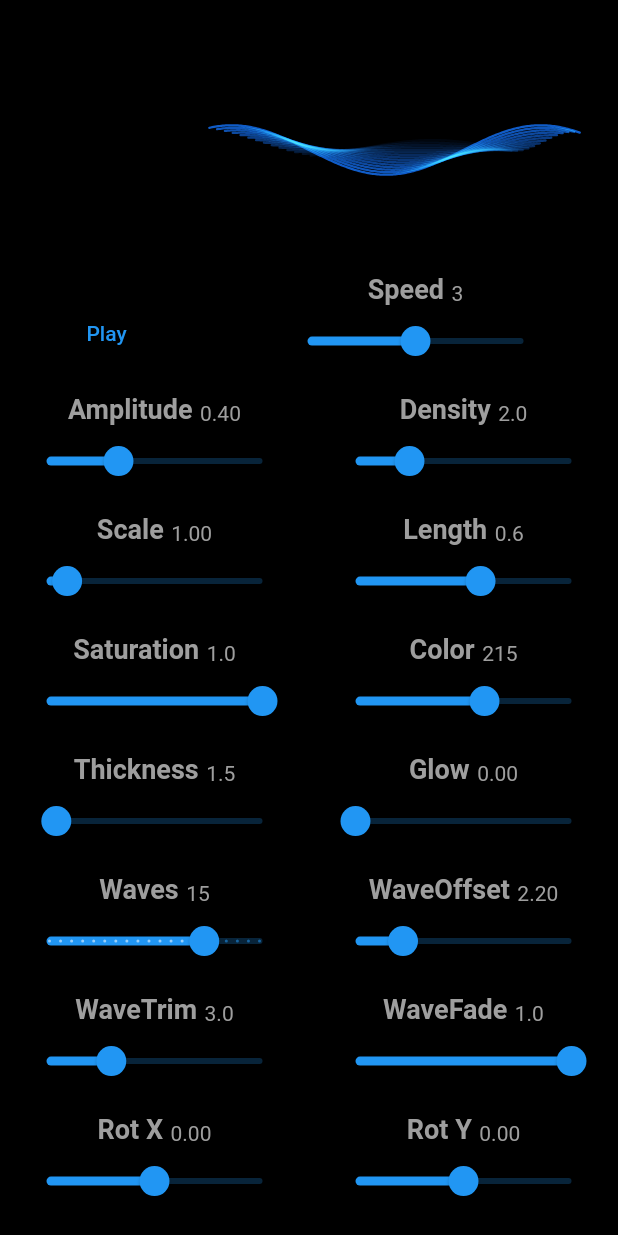
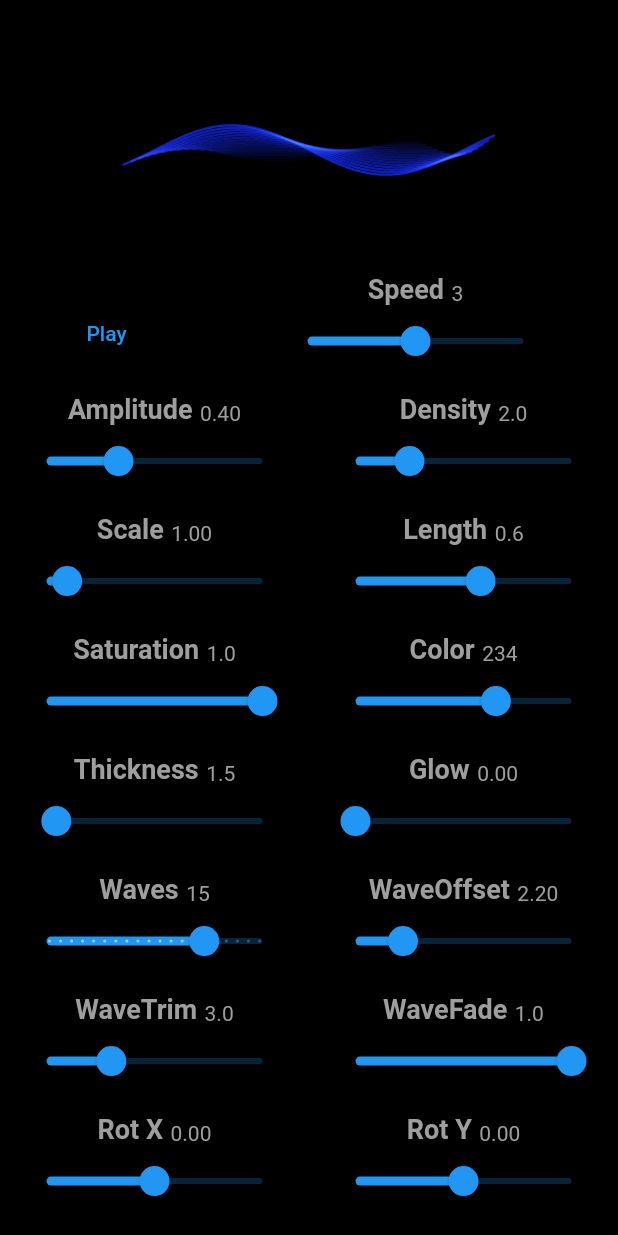
Before and after one commit to marco906/FloatingWaves, a Flutter app: the screen it shows after launch, after a tap on "Pause", on a phone screen of 412 x 824 dp. Run offline on Flutter 3.47's test engine with Material 2 defaults, Android fonts, the phone set to English and light mode, and no system bars.

```diff
--- a/lib/wave_painter3.dart
+++ b/lib/wave_painter3.dart
@@ -68,7 +68,7 @@ class _WaveDemo3State extends State<WaveDemo3> with SingleTickerProviderStateMix
                 padding: const EdgeInsets.only(top: 100),
                 child: CustomPaint(
                   size: Size(size.width, (size.width * 0.2)),
-                  painter: WavePainter3(controller.value, config),
+                  painter: WavePainter3(0.5, config),
                 ),
               );
             }),
@@ -439,7 +439,8 @@ class WaveCofig
   double scale = 1;
   double transX = 0;
   double transY = 0;
-	double hue = 215;
+	double hue = 234;
+	//Gradient gradient = LinearGradient(colors: colors)
 	double saturation = 1.0;
   double blur = 0.0;
 	double thickness = 1.5;
@@ -479,12 +480,14 @@ class WavePainter3 extends CustomPainter {
   void paint(Canvas canvas, Size size) {
 
     Paint paint0 = Paint()
-      ..color = modColor
+      //..color = modColor
       ..style = PaintingStyle.stroke
       ..strokeCap = StrokeCap.round
       ..strokeWidth = config.thickness
       ..maskFilter = MaskFilter.blur(BlurStyle.solid, config.blur)
+			//..shader = LinearGradient(colors: [Colors.blue, Colors.blueAccent, Colors.purple, Colors.red]).createShader(Rect.fromCircle(center: Offset(size.width / 2, size.height / 2), radius: size.width / 2))
       ..blendMode = BlendMode.screen;
+
 
     final rotationMatrix = Matrix4.identity()
       ..rotateX(config.rotX)
@@ -505,13 +508,18 @@ class WavePainter3 extends CustomPainter {
 				final double offsetx = config.waveOffset.dx * w;
 				final double waveTrim = config.waveTrim * w;
 				final double fadeValue = w / config.waves;
-				//final Matrix4 matrix = Matrix4.identity().scaled(1, 1, 1);
 				final Path path = createWavePath(size, w, waveTrim, offsetx);
 
 				final Color waveColor = modColor.withAlpha(modColor.alpha - (modColor.alpha * fadeValue * config.waveFadeFactor).toInt());
-				Paint paint_x = paint0;
-				paint_x.color = waveColor;
-				canvas.drawPath(path, paint_x);
+				Paint wavePaint = paint0;
+				wavePaint.color = waveColor;
+
+				// rainbow
+				// final double hueOffset = w / config.waves * 360;
+				// final Color rainbowColor = increaseColorHue(waveColor, hueOffset);
+				// wavePaint.color = rainbowColor;
+
+				canvas.drawPath(path, wavePaint);
 			}
 		}
 
@@ -551,8 +559,6 @@ class WavePainter3 extends CustomPainter {
     const omega = 2 * pi;
     final double amp = size.height * 0.5 * config.amplitude;
     final double variation = 1 - index * 0.1;
-    //var random = Random();
-    //final double factor = random.nextDouble();
     return sin(xFraction * omega * density) * amp * variation;
   }
 
```
